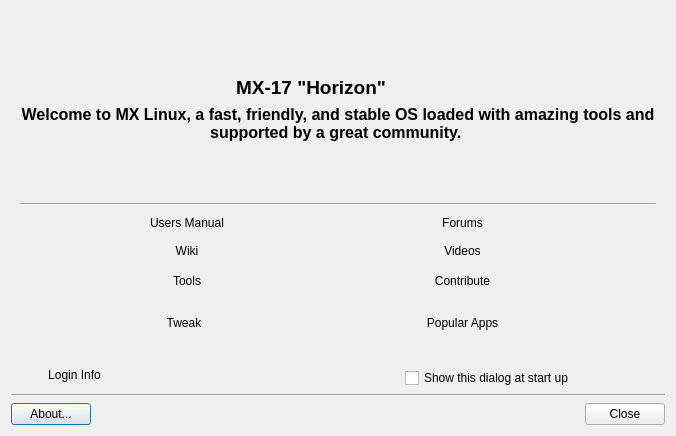
The window that mxwelcome.ui (bithostel-dev/mx-welcome) describes before a commit, drawn with Qt 5.
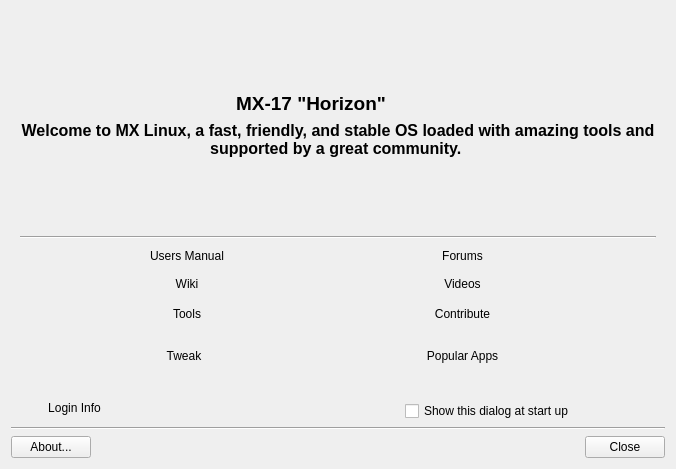
The same window after the commit. Icons and pictures are not drawn. Custom widgets are drawn as their Qt base class.

Commit message: changed About button

```diff
--- a/mxwelcome.ui
+++ b/mxwelcome.ui
@@ -7,7 +7,7 @@
     <x>0</x>
     <y>0</y>
     <width>674</width>
-    <height>436</height>
+    <height>469</height>
    </rect>
   </property>
   <property name="windowTitle">
@@ -625,10 +625,10 @@
         <string>Alt+B</string>
        </property>
        <property name="autoDefault">
-        <bool>true</bool>
+        <bool>false</bool>
        </property>
        <property name="default">
-        <bool>true</bool>
+        <bool>false</bool>
        </property>
       </widget>
      </item>
@@ -689,6 +689,9 @@
        <property name="autoDefault">
         <bool>true</bool>
        </property>
+       <property name="default">
+        <bool>false</bool>
+       </property>
       </widget>
      </item>
     </layout>
```
Left out of the diff: 7 changed lines with no effect on the pictures.
